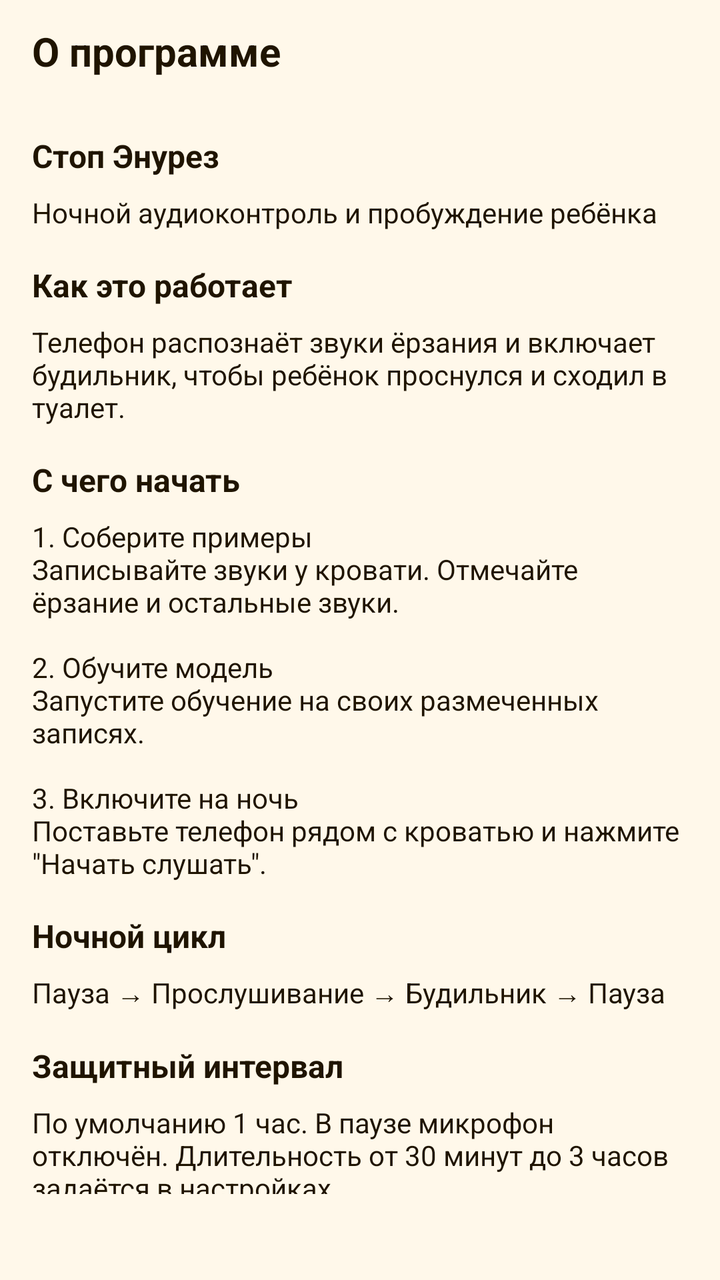
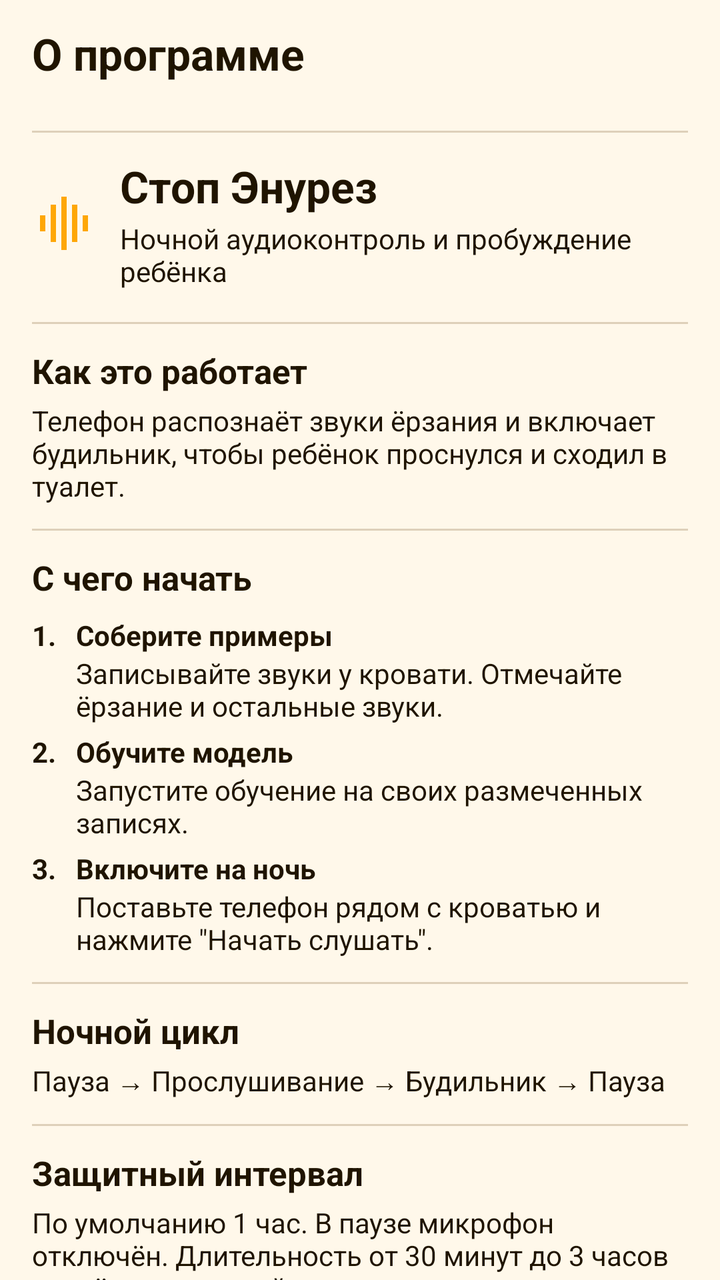

An Android layout rendered at two revisions. The XML below is the earlier revision; the diff shows what the commit changed to produce the second picture.
<!-- AndroidManifest.xml: application theme Theme.StopEnuresis -->
<!-- res/layout/fragment_about.xml -->
<?xml version='1.0' encoding='utf-8'?>
<LinearLayout
    xmlns:android="http://schemas.android.com/apk/res/android"
    android:layout_width="match_parent"
    android:layout_height="match_parent"
    android:orientation="vertical"
    android:paddingHorizontal="16dp"
    android:paddingBottom="8dp">
    <androidx.core.widget.NestedScrollView
    android:layout_width="match_parent"
    android:layout_height="0dp"
    android:layout_weight="1"
    android:fillViewport="true">
        <LinearLayout
    android:layout_width="match_parent"
    android:layout_height="wrap_content"
    android:orientation="vertical">
            <TextView
    android:id="@+id/aboutTitle"
    style="@style/QuietTitle"
    android:layout_width="match_parent"
    android:layout_height="wrap_content"
    android:text="@string/quiet_aboutTitle" />
            <TextView
    android:id="@+id/brandHeading"
    style="@style/QuietHeading"
    android:layout_width="match_parent"
    android:layout_height="wrap_content"
    android:text="@string/quiet_brandHeading" />
            <TextView
    android:id="@+id/brandBody"
    style="@style/QuietBody"
    android:layout_width="match_parent"
    android:layout_height="wrap_content"
    android:text="@string/quiet_brandBody" />
            <TextView
    android:id="@+id/howHeading"
    style="@style/QuietHeading"
    android:layout_width="match_parent"
    android:layout_height="wrap_content"
    android:text="@string/quiet_howHeading" />
            <TextView
    android:id="@+id/howBody"
    style="@style/QuietBody"
    android:layout_width="match_parent"
    android:layout_height="wrap_content"
    android:text="@string/quiet_howBody" />
            <TextView
    android:id="@+id/stepsHeading"
    style="@style/QuietHeading"
    android:layout_width="match_parent"
    android:layout_height="wrap_content"
    android:text="@string/quiet_stepsHeading" />
            <TextView
    android:id="@+id/stepsBody"
    style="@style/QuietBody"
    android:layout_width="match_parent"
    android:layout_height="wrap_content"
    android:text="@string/quiet_stepsBody" />
            <TextView
    android:id="@+id/cycleHeading"
    style="@style/QuietHeading"
    android:layout_width="match_parent"
    android:layout_height="wrap_content"
    android:text="@string/quiet_cycleHeading" />
            <TextView
    android:id="@+id/cycleBody"
    style="@style/QuietBody"
    android:layout_width="match_parent"
    android:layout_height="wrap_content"
    android:text="@string/quiet_cycleBody" />
            <TextView
    android:id="@+id/intervalHeading"
    style="@style/QuietHeading"
    android:layout_width="match_parent"
    android:layout_height="wrap_content"
    android:text="@string/quiet_intervalHeading" />
            <TextView
    android:id="@+id/intervalBody"
    style="@style/QuietBody"
    android:layout_width="match_parent"
    android:layout_height="wrap_content"
    android:text="@string/quiet_intervalBody" />
            <TextView
    android:id="@+id/privacyHeading"
    style="@style/QuietHeading"
    android:layout_width="match_parent"
    android:layout_height="wrap_content"
    android:text="@string/quiet_privacyHeading" />
            <TextView
    android:id="@+id/privacyBody"
    style="@style/QuietBody"
    android:layout_width="match_parent"
    android:layout_height="wrap_content"
    android:text="@string/quiet_privacyBody" />
            <TextView
    android:id="@+id/noteHeading"
    style="@style/QuietHeading"
    android:layout_width="match_parent"
    android:layout_height="wrap_content"
    android:text="@string/quiet_noteHeading" />
            <TextView
    android:id="@+id/noteBody"
    style="@style/QuietBody"
    android:layout_width="match_parent"
    android:layout_height="wrap_content"
    android:text="@string/quiet_noteBody" />
        </LinearLayout>
    </androidx.core.widget.NestedScrollView>
<TextView android:id="@+id/aboutVersion" style="@style/QuietBody" android:layout_width="match_parent" android:layout_height="wrap_content" android:paddingTop="16dp"/></LinearLayout>
<!-- resources referenced by this layout -->
<resources>
  <string name="quiet_aboutTitle">О программе</string>
  <string name="quiet_brandBody">Ночной аудиоконтроль и пробуждение ребёнка</string>
  <string name="quiet_brandHeading">Стоп Энурез</string>
  <string name="quiet_cycleBody">Пауза → Прослушивание → Будильник → Пауза</string>
  <string name="quiet_cycleHeading">Ночной цикл</string>
  <string name="quiet_howBody">Телефон распознаёт звуки ёрзания и включает будильник, чтобы ребёнок проснулся и сходил в туалет.</string>
  <string name="quiet_howHeading">Как это работает</string>
  <string name="quiet_intervalBody">По умолчанию 1 час. В паузе микрофон отключён. Длительность от 30 минут до 3 часов задаётся в настройках.</string>
  <string name="quiet_intervalHeading">Защитный интервал</string>
  <string name="quiet_noteBody">Вспомогательный инструмент. Не заменяет консультацию специалиста.</string>
  <string name="quiet_noteHeading">Важно</string>
  <string name="quiet_privacyBody">Без регистрации и интернета. Записи и модель хранятся на телефоне.</string>
  <string name="quiet_privacyHeading">Ваши данные</string>
  <string name="quiet_stepsBody">1. Соберите примеры\nЗаписывайте звуки у кровати. Отмечайте ёрзание и остальные звуки.\n\n2. Обучите модель\nЗапустите обучение на своих размеченных записях.\n\n3. Включите на ночь\nПоставьте телефон рядом с кроватью и нажмите \"Начать слушать\".</string>
  <string name="quiet_stepsHeading">С чего начать</string>
  <style name="QuietBody"><item name="android:textSize">14sp</item><item name="android:textColor">@color/ui_text</item></style>
  <style name="QuietHeading" parent="QuietBody"><item name="android:textStyle">bold</item><item name="android:textSize">16sp</item><item name="android:layout_marginTop">16dp</item><item name="android:layout_marginBottom">8dp</item></style>
  <style name="QuietTitle"><item name="android:textSize">20sp</item><item name="android:textStyle">bold</item><item name="android:textColor">@color/ui_text</item><item name="android:paddingTop">12dp</item><item name="android:paddingBottom">12dp</item></style>
  <color name="ui_text">#1F1400</color>
  <color name="brand_orange">#FEA707</color>
  <color name="brand_on_orange">#FF1F1400</color>
  <color name="brand_orange_light">#FFF2CC</color>
  <color name="brand_orange_dark">#B86F00</color>
  <color name="white">#FFFFFFFF</color>
  <style name="QuietButton" parent="Widget.Material3.Button"><item name="cornerRadius">12dp</item><item name="android:textSize">14sp</item></style>
  <color name="brand_surface">#FFF8EA</color>
  <color name="ui_secondary">#674718</color>
  <color name="brand_surface_variant">#FFF2DF</color>
  <color name="brand_outline">#FFD8A94A</color>
  <!-- unchanged entries left out for length: 1 -->
</resources>

<!-- the commit's change to res/layout/fragment_about.xml (unified diff, before → after) -->
@@ -1,110 +1,51 @@
-<?xml version='1.0' encoding='utf-8'?>
-<LinearLayout
-    xmlns:android="http://schemas.android.com/apk/res/android"
-    android:layout_width="match_parent"
-    android:layout_height="match_parent"
-    android:orientation="vertical"
-    android:paddingHorizontal="16dp"
-    android:paddingBottom="8dp">
-    <androidx.core.widget.NestedScrollView
-    android:layout_width="match_parent"
-    android:layout_height="0dp"
-    android:layout_weight="1"
-    android:fillViewport="true">
-        <LinearLayout
-    android:layout_width="match_parent"
-    android:layout_height="wrap_content"
-    android:orientation="vertical">
-            <TextView
-    android:id="@+id/aboutTitle"
-    style="@style/QuietTitle"
-    android:layout_width="match_parent"
-    android:layout_height="wrap_content"
-    android:text="@string/quiet_aboutTitle" />
-            <TextView
-    android:id="@+id/brandHeading"
-    style="@style/QuietHeading"
-    android:layout_width="match_parent"
-    android:layout_height="wrap_content"
-    android:text="@string/quiet_brandHeading" />
-            <TextView
-    android:id="@+id/brandBody"
-    style="@style/QuietBody"
-    android:layout_width="match_parent"
-    android:layout_height="wrap_content"
-    android:text="@string/quiet_brandBody" />
-            <TextView
-    android:id="@+id/howHeading"
-    style="@style/QuietHeading"
-    android:layout_width="match_parent"
-    android:layout_height="wrap_content"
-    android:text="@string/quiet_howHeading" />
-            <TextView
-    android:id="@+id/howBody"
-    style="@style/QuietBody"
-    android:layout_width="match_parent"
-    android:layout_height="wrap_content"
-    android:text="@string/quiet_howBody" />
-            <TextView
-    android:id="@+id/stepsHeading"
-    style="@style/QuietHeading"
-    android:layout_width="match_parent"
-    android:layout_height="wrap_content"
-    android:text="@string/quiet_stepsHeading" />
-            <TextView
-    android:id="@+id/stepsBody"
-    style="@style/QuietBody"
-    android:layout_width="match_parent"
-    android:layout_height="wrap_content"
-    android:text="@string/quiet_stepsBody" />
-            <TextView
-    android:id="@+id/cycleHeading"
-    style="@style/QuietHeading"
-    android:layout_width="match_parent"
-    android:layout_height="wrap_content"
-    android:text="@string/quiet_cycleHeading" />
-            <TextView
-    android:id="@+id/cycleBody"
-    style="@style/QuietBody"
-    android:layout_width="match_parent"
-    android:layout_height="wrap_content"
-    android:text="@string/quiet_cycleBody" />
-            <TextView
-    android:id="@+id/intervalHeading"
-    style="@style/QuietHeading"
-    android:layout_width="match_parent"
-    android:layout_height="wrap_content"
-    android:text="@string/quiet_intervalHeading" />
-            <TextView
-    android:id="@+id/intervalBody"
-    style="@style/QuietBody"
-    android:layout_width="match_parent"
-    android:layout_height="wrap_content"
-    android:text="@string/quiet_intervalBody" />
-            <TextView
-    android:id="@+id/privacyHeading"
-    style="@style/QuietHeading"
-    android:layout_width="match_parent"
-    android:layout_height="wrap_content"
-    android:text="@string/quiet_privacyHeading" />
-            <TextView
-    android:id="@+id/privacyBody"
-    style="@style/QuietBody"
-    android:layout_width="match_parent"
-    android:layout_height="wrap_content"
-    android:text="@string/quiet_privacyBody" />
-            <TextView
-    android:id="@+id/noteHeading"
-    style="@style/QuietHeading"
-    android:layout_width="match_parent"
-    android:layout_height="wrap_content"
-    android:text="@string/quiet_noteHeading" />
-            <TextView
-    android:id="@+id/noteBody"
-    style="@style/QuietBody"
-    android:layout_width="match_parent"
-    android:layout_height="wrap_content"
-    android:text="@string/quiet_noteBody" />
+<androidx.core.widget.NestedScrollView xmlns:android="http://schemas.android.com/apk/res/android" xmlns:app="http://schemas.android.com/apk/res-auto" android:layout_width="match_parent" android:layout_height="match_parent" android:fillViewport="true">
+    <LinearLayout android:layout_width="match_parent" android:layout_height="wrap_content" android:orientation="vertical" android:paddingHorizontal="16dp" android:paddingBottom="16dp">
+        <TextView android:layout_width="match_parent" android:layout_height="wrap_content" android:text="@string/quiet_aboutTitle" android:id="@+id/aboutTitle" style="@style/QuietTitle" />
+        <View android:layout_width="match_parent" android:layout_height="1dp" android:background="@color/ui_divider" android:layout_marginTop="12dp" android:layout_marginBottom="8dp" />
+        <LinearLayout android:layout_width="match_parent" android:layout_height="wrap_content" android:orientation="horizontal" android:gravity="center_vertical" android:paddingTop="4dp" android:paddingBottom="4dp">
+            <ImageView android:layout_width="32dp" android:layout_height="32dp" android:src="@drawable/ic_nav_wave" android:importantForAccessibility="no" app:tint="@color/brand_orange" android:layout_marginEnd="12dp" />
+            <LinearLayout android:layout_width="0dp" android:layout_height="wrap_content" android:orientation="vertical" android:layout_weight="1">
+                <TextView android:layout_width="match_parent" android:layout_height="wrap_content" android:text="@string/quiet_brandHeading" android:paddingTop="0dp" android:paddingBottom="2dp" style="@style/QuietTitle" />
+                <TextView android:layout_width="match_parent" android:layout_height="wrap_content" android:text="@string/quiet_brandBody" style="@style/QuietBody" />
+            </LinearLayout>
         </LinearLayout>
-    </androidx.core.widget.NestedScrollView>
-<TextView android:id="@+id/aboutVersion" style="@style/QuietBody" android:layout_width="match_parent" android:layout_height="wrap_content" android:paddingTop="16dp"/></LinearLayout>
+        <View android:layout_width="match_parent" android:layout_height="1dp" android:background="@color/ui_divider" android:layout_marginTop="12dp" android:layout_marginBottom="8dp" />
+        <TextView android:layout_width="match_parent" android:layout_height="wrap_content" android:text="@string/quiet_howHeading" style="@style/QuietHeading" />
+        <TextView android:layout_width="match_parent" android:layout_height="wrap_content" android:text="@string/quiet_howBody" style="@style/QuietBody" />
+        <View android:layout_width="match_parent" android:layout_height="1dp" android:background="@color/ui_divider" android:layout_marginTop="12dp" android:layout_marginBottom="8dp" />
+        <TextView android:layout_width="match_parent" android:layout_height="wrap_content" android:text="@string/quiet_stepsHeading" style="@style/QuietHeading" />
+        <LinearLayout android:layout_width="match_parent" android:layout_height="wrap_content" android:orientation="horizontal" android:gravity="center_vertical" android:layout_marginTop="4dp">
+            <TextView android:layout_width="22dp" android:layout_height="wrap_content" android:text="1." android:textStyle="bold" style="@style/QuietBody" android:layout_gravity="top" />
+            <LinearLayout android:layout_width="0dp" android:layout_height="wrap_content" android:orientation="vertical" android:layout_weight="1">
+                <TextView android:layout_width="match_parent" android:layout_height="wrap_content" android:text="@string/quiet_step_1_title" android:textStyle="bold" style="@style/QuietBody" />
+                <TextView android:layout_width="match_parent" android:layout_height="wrap_content" android:text="@string/quiet_step_1_body" style="@style/QuietBody" />
+            </LinearLayout>
+        </LinearLayout>
+        <LinearLayout android:layout_width="match_parent" android:layout_height="wrap_content" android:orientation="horizontal" android:gravity="center_vertical" android:layout_marginTop="4dp">
+            <TextView android:layout_width="22dp" android:layout_height="wrap_content" android:text="2." android:textStyle="bold" style="@style/QuietBody" android:layout_gravity="top" />
+            <LinearLayout android:layout_width="0dp" android:layout_height="wrap_content" android:orientation="vertical" android:layout_weight="1">
+                <TextView android:layout_width="match_parent" android:layout_height="wrap_content" android:text="@string/quiet_step_2_title" android:textStyle="bold" style="@style/QuietBody" />
+                <TextView android:layout_width="match_parent" android:layout_height="wrap_content" android:text="@string/quiet_step_2_body" style="@style/QuietBody" />
+            </LinearLayout>
+        </LinearLayout>
+        <LinearLayout android:layout_width="match_parent" android:layout_height="wrap_content" android:orientation="horizontal" android:gravity="center_vertical" android:layout_marginTop="4dp">
+            <TextView android:layout_width="22dp" android:layout_height="wrap_content" android:text="3." android:textStyle="bold" style="@style/QuietBody" android:layout_gravity="top" />
+            <LinearLayout android:layout_width="0dp" android:layout_height="wrap_content" android:orientation="vertical" android:layout_weight="1">
+                <TextView android:layout_width="match_parent" android:layout_height="wrap_content" android:text="@string/quiet_step_3_title" android:textStyle="bold" style="@style/QuietBody" />
+                <TextView android:layout_width="match_parent" android:layout_height="wrap_content" android:text="@string/quiet_step_3_body" style="@style/QuietBody" />
+            </LinearLayout>
+        </LinearLayout>
+        <View android:layout_width="match_parent" android:layout_height="1dp" android:background="@color/ui_divider" android:layout_marginTop="12dp" android:layout_marginBottom="8dp" />
+        <TextView android:layout_width="match_parent" android:layout_height="wrap_content" android:text="@string/quiet_cycleHeading" style="@style/QuietHeading" />
+        <TextView android:layout_width="match_parent" android:layout_height="wrap_content" android:text="@string/quiet_cycleBody" style="@style/QuietBody" />
+        <View android:layout_width="match_parent" android:layout_height="1dp" android:background="@color/ui_divider" android:layout_marginTop="12dp" android:layout_marginBottom="8dp" />
+        <TextView android:layout_width="match_parent" android:layout_height="wrap_content" android:text="@string/quiet_intervalHeading" style="@style/QuietHeading" />
+        <TextView android:layout_width="match_parent" android:layout_height="wrap_content" android:text="@string/quiet_intervalBody" style="@style/QuietBody" />
+        <View android:layout_width="match_parent" android:layout_height="1dp" android:background="@color/ui_divider" android:layout_marginTop="12dp" android:layout_marginBottom="8dp" />
+        <TextView android:layout_width="match_parent" android:layout_height="wrap_content" android:text="@string/quiet_privacyHeading" style="@style/QuietHeading" />
+        <TextView android:layout_width="match_parent" android:layout_height="wrap_content" android:text="@string/quiet_privacyBody" style="@style/QuietBody" />
+        <View android:layout_width="match_parent" android:layout_height="1dp" android:background="@color/ui_divider" android:layout_marginTop="12dp" android:layout_marginBottom="8dp" />
+        <TextView android:layout_width="match_parent" android:layout_height="wrap_content" android:text="@string/quiet_noteBody" android:textStyle="italic" android:textColor="@color/ui_secondary" style="@style/QuietBody" />
+        <TextView android:layout_width="match_parent" android:layout_height="wrap_content" android:text="" android:id="@+id/aboutVersion" android:layout_marginTop="16dp" android:textSize="12sp" android:textColor="@color/ui_secondary" style="@style/QuietBody" />
+    </LinearLayout>
+</androidx.core.widget.NestedScrollView>
<!-- resource entries referenced after the edit -->
@@ -10,23 +10,30 @@
   <string name="quiet_intervalBody">По умолчанию 1 час. В паузе микрофон отключён. Длительность от 30 минут до 3 часов задаётся в настройках.</string>
   <string name="quiet_intervalHeading">Защитный интервал</string>
   <string name="quiet_noteBody">Вспомогательный инструмент. Не заменяет консультацию специалиста.</string>
-  <string name="quiet_noteHeading">Важно</string>
   <string name="quiet_privacyBody">Без регистрации и интернета. Записи и модель хранятся на телефоне.</string>
   <string name="quiet_privacyHeading">Ваши данные</string>
-  <string name="quiet_stepsBody">1. Соберите примеры\nЗаписывайте звуки у кровати. Отмечайте ёрзание и остальные звуки.\n\n2. Обучите модель\nЗапустите обучение на своих размеченных записях.\n\n3. Включите на ночь\nПоставьте телефон рядом с кроватью и нажмите \"Начать слушать\".</string>
+  <string name="quiet_step_1_body">Записывайте звуки у кровати. Отмечайте ёрзание и остальные звуки.</string>
+  <string name="quiet_step_1_title">Соберите примеры</string>
+  <string name="quiet_step_2_body">Запустите обучение на своих размеченных записях.</string>
+  <string name="quiet_step_2_title">Обучите модель</string>
+  <string name="quiet_step_3_body">Поставьте телефон рядом с кроватью и нажмите \"Начать слушать\".</string>
+  <string name="quiet_step_3_title">Включите на ночь</string>
   <string name="quiet_stepsHeading">С чего начать</string>
   <style name="QuietBody"><item name="android:textSize">14sp</item><item name="android:textColor">@color/ui_text</item></style>
-  <style name="QuietHeading" parent="QuietBody"><item name="android:textStyle">bold</item><item name="android:textSize">16sp</item><item name="android:layout_marginTop">16dp</item><item name="android:layout_marginBottom">8dp</item></style>
-  <style name="QuietTitle"><item name="android:textSize">20sp</item><item name="android:textStyle">bold</item><item name="android:textColor">@color/ui_text</item><item name="android:paddingTop">12dp</item><item name="android:paddingBottom">12dp</item></style>
+  <style name="QuietHeading" parent="QuietBody"><item name="android:textStyle">bold</item><item name="android:textSize">17sp</item><item name="android:layout_marginTop">4dp</item><item name="android:layout_marginBottom">4dp</item></style>
+  <style name="QuietTitle"><item name="android:textSize">22sp</item><item name="android:textStyle">bold</item><item name="android:textColor">@color/ui_text</item><item name="android:paddingTop">12dp</item><item name="android:paddingBottom">12dp</item></style>
   <color name="ui_text">#1F1400</color>
   <color name="brand_orange">#FEA707</color>
+  <color name="ui_divider">#DED0BA</color>
   <color name="brand_on_orange">#FF1F1400</color>
   <color name="brand_orange_light">#FFF2CC</color>
   <color name="brand_orange_dark">#B86F00</color>
   <color name="white">#FFFFFFFF</color>
-  <style name="QuietButton" parent="Widget.Material3.Button"><item name="cornerRadius">12dp</item><item name="android:textSize">14sp</item></style>
+  <style name="QuietButton" parent="Widget.Material3.Button"><item name="cornerRadius">12dp</item><item name="android:textSize">16sp</item><item name="android:textStyle">bold</item></style>
   <color name="brand_surface">#FFF8EA</color>
   <color name="ui_secondary">#674718</color>
+  <!-- drawable ic_nav_wave (drawable) -->
+  <vector xmlns:android="http://schemas.android.com/apk/res/android" android:width="24dp" android:height="24dp" android:viewportWidth="24" android:viewportHeight="24"><path android:fillColor="#FF000000" android:pathData="M3,9h2v6H3z M7,5h2v14H7z M11,2h2v20h-2z M15,5h2v14h-2z M19,9h2v6h-2z"/></vector>
   <color name="brand_surface_variant">#FFF2DF</color>
   <color name="brand_outline">#FFD8A94A</color>
   <!-- unchanged entries left out for length: 1 -->
